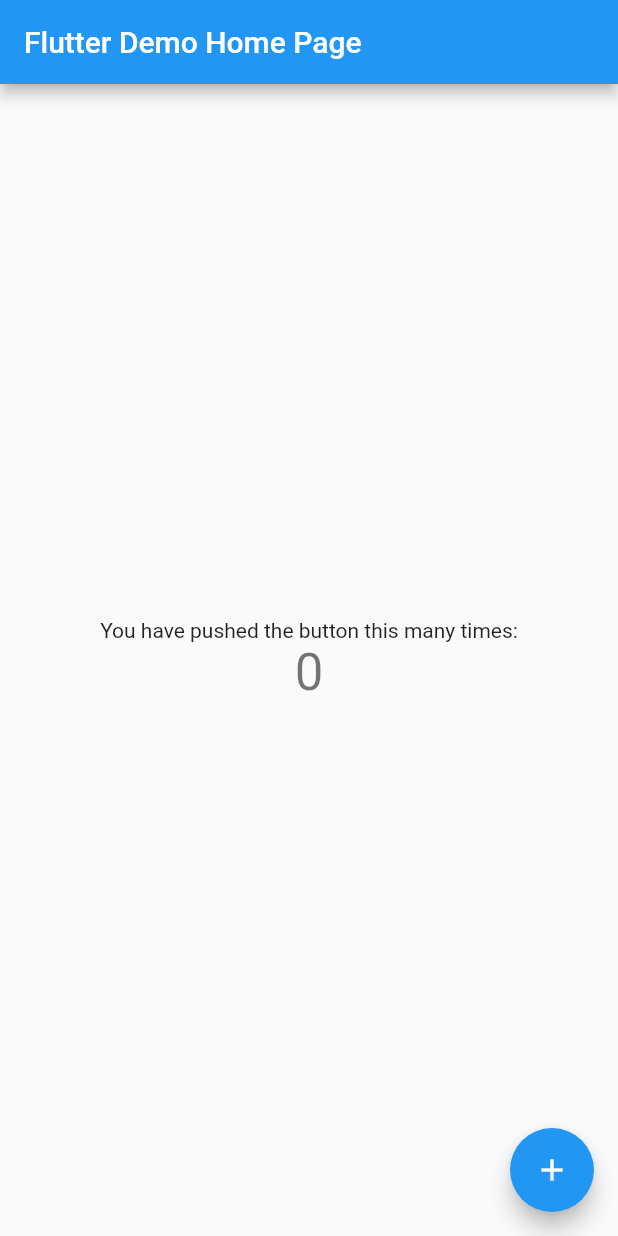
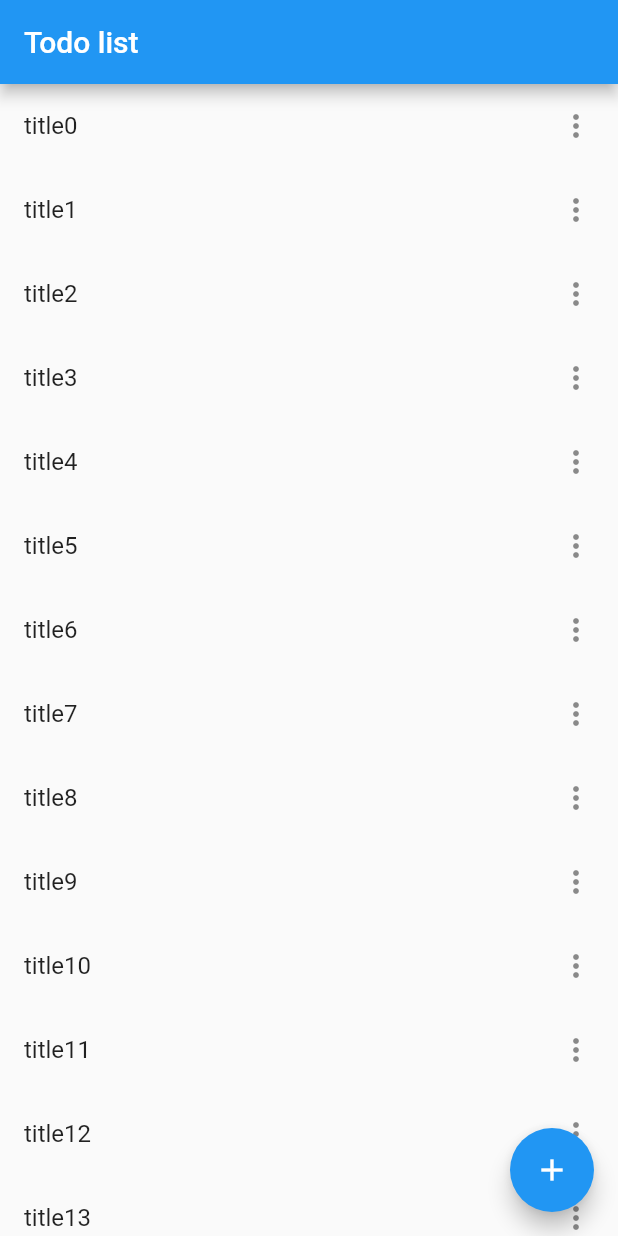
Before and after one commit to toshiykst/flutter_todo_app, a Flutter app: the screen it shows after launch, on a phone screen of 412 x 824 dp. Run offline on Flutter 3.47's test engine with Material 2 defaults, Android fonts, the phone set to English and light mode, and no system bars.

Commit message:
Add todo list screen

```diff
--- a/lib/main.dart
+++ b/lib/main.dart
@@ -1,4 +1,5 @@
 import 'package:flutter/material.dart';
+import 'package:flutter_todo_app/screens/todo_list_screen/todo_list_screen.dart';
 
 void main() {
   runApp(MyApp());
@@ -9,105 +10,11 @@
   @override
   Widget build(BuildContext context) {
     return MaterialApp(
-      title: 'Flutter Demo',
+      title: 'Todo list',
       theme: ThemeData(
-        // This is the theme of your application.
-        //
-        // Try running your application with "flutter run". You'll see the
-        // application has a blue toolbar. Then, without quitting the app, try
-        // changing the primarySwatch below to Colors.green and then invoke
-        // "hot reload" (press "r" in the console where you ran "flutter run",
-        // or simply save your changes to "hot reload" in a Flutter IDE).
-        // Notice that the counter didn't reset back to zero; the application
-        // is not restarted.
         primarySwatch: Colors.blue,
       ),
-      home: MyHomePage(title: 'Flutter Demo Home Page'),
+      home: TodoListScreen(),
     );
   }
 }
-
-class MyHomePage extends StatefulWidget {
-  MyHomePage({Key? key, required this.title}) : super(key: key);
-
-  // This widget is the home page of your application. It is stateful, meaning
-  // that it has a State object (defined below) that contains fields that affect
-  // how it looks.
-
-  // This class is the configuration for the state. It holds the values (in this
-  // case the title) provided by the parent (in this case the App widget) and
-  // used by the build method of the State. Fields in a Widget subclass are
-  // always marked "final".
-
-  final String title;
-
-  @override
-  _MyHomePageState createState() => _MyHomePageState();
-}
-
-class _MyHomePageState extends State<MyHomePage> {
-  int _counter = 0;
-
-  void _incrementCounter() {
-    setState(() {
-      // This call to setState tells the Flutter framework that something has
-      // changed in this State, which causes it to rerun the build method below
-      // so that the display can reflect the updated values. If we changed
-      // _counter without calling setState(), then the build method would not be
-      // called again, and so nothing would appear to happen.
-      _counter++;
-    });
-  }
-
-  @override
-  Widget build(BuildContext context) {
-    // This method is rerun every time setState is called, for instance as done
-    // by the _incrementCounter method above.
-    //
-    // The Flutter framework has been optimized to make rerunning build methods
-    // fast, so that you can just rebuild anything that needs updating rather
-    // than having to individually change instances of widgets.
-    return Scaffold(
-      appBar: AppBar(
-        // Here we take the value from the MyHomePage object that was created by
-        // the App.build method, and use it to set our appbar title.
-        title: Text(widget.title),
-      ),
-      body: Center(
-        // Center is a layout widget. It takes a single child and positions it
-        // in the middle of the parent.
-        child: Column(
-          // Column is also a layout widget. It takes a list of children and
-          // arranges them vertically. By default, it sizes itself to fit its
-          // children horizontally, and tries to be as tall as its parent.
-          //
-          // Invoke "debug painting" (press "p" in the console, choose the
-          // "Toggle Debug Paint" action from the Flutter Inspector in Android
-          // Studio, or the "Toggle Debug Paint" command in Visual Studio Code)
-          // to see the wireframe for each widget.
-          //
-          // Column has various properties to control how it sizes itself and
-          // how it positions its children. Here we use mainAxisAlignment to
-          // center the children vertically; the main axis here is the vertical
-          // axis because Columns are vertical (the cross axis would be
-          // horizontal).
-          mainAxisAlignment: MainAxisAlignment.center,
-          children: <Widget>[
-            Text(
-              'You have pushed the button this many times:',
-            ),
-            Text(
-              '$_counter',
-              style: Theme.of(context).textTheme.headline4,
-            ),
-          ],
-        ),
-      ),
-      floatingActionButton: FloatingActionButton(
-        onPressed: _incrementCounter,
-        tooltip: 'Increment',
-        child: Icon(Icons.add),
-      ), // This trailing comma makes auto-formatting nicer for build methods.
-    );
-  }
-}
--- /dev/null
+++ b/lib/screens/todo_list_screen/todo_list_screen.dart
@@ -0,0 +1,50 @@
+import 'package:flutter/material.dart';
+import 'package:flutter_todo_app/models/todo_model.dart';
+
+class TodoListScreen extends StatefulWidget {
+  const TodoListScreen({Key? key}) : super(key: key);
+
+  @override
+  _TodoListScreenState createState() => _TodoListScreenState();
+}
+
+class _TodoListScreenState extends State<TodoListScreen> {
+  // TODO: this is mock todo items.
+  final List<Todo> todos = List<Todo>.generate(
+      30,
+      (index) => Todo(
+          id: index,
+          title: 'title$index',
+          description: 'this is my todo$index'));
+
+  @override
+  Widget build(BuildContext context) {
+    return Scaffold(
+      appBar: AppBar(
+        title: Text('Todo list'),
+      ),
+      body: ListView.builder(
+        itemCount: todos.length,
+        itemBuilder: (context, index) {
+          final todo = todos[index];
+          return ListTile(
+            title: Text(todo.title),
+            trailing: Icon(Icons.more_vert),
+          );
+        },
+      ),
+      floatingActionButton: FloatingActionButton(
+        onPressed: () {
+          Navigator.push(
+              context,
+              MaterialPageRoute(
+                  // TODO: Apply later
+                  builder: (context) => Text('add todo form'),
+                  fullscreenDialog: true));
+          // builder: (context) => AddTodoPage(), fullscreenDialog: true));
+        },
+        child: const Icon(Icons.add),
+      ),
+    );
+  }
+}
```
